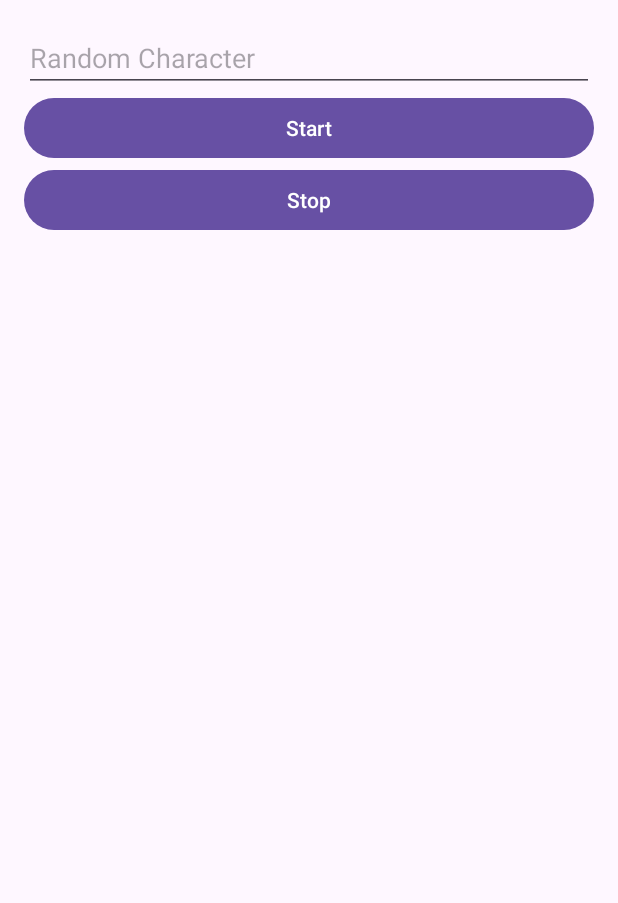
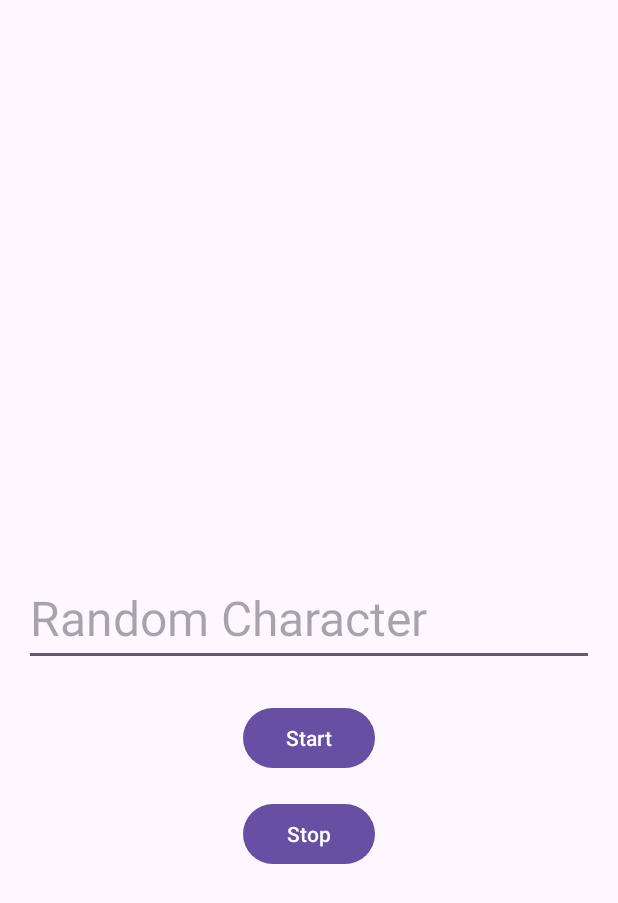
Before and after one commit to mora-suekko/lab8, an Android app: the screen it shows after launch (MainActivity), on a phone screen of 412 x 824 dp. Shown: the top 903 px of the screen. Run offline under Robolectric (Android 15) with nearby library versions, the phone set to English and light mode, and no system bars.

Commit message:
кнопа старт стоп

```diff
--- a/app/src/main/res/layout/activity_main.xml
+++ b/app/src/main/res/layout/activity_main.xml
@@ -1,30 +1,42 @@
 <?xml version="1.0" encoding="utf-8"?>
-<LinearLayout xmlns:android="http://schemas.android.com/apk/res/android"
+<androidx.constraintlayout.widget.ConstraintLayout xmlns:android="http://schemas.android.com/apk/res/android"
+    xmlns:app="http://schemas.android.com/apk/res-auto"
+    xmlns:tools="http://schemas.android.com/tools"
     android:layout_width="match_parent"
     android:layout_height="match_parent"
-    android:orientation="vertical"
     android:padding="16dp"
-    android:id="@+id/main">
+    tools:context=".MainActivity">
 
     <EditText
         android:id="@+id/editText_randomCharacter"
-        android:layout_width="match_parent"
+        android:layout_width="0dp"
         android:layout_height="wrap_content"
         android:hint="Random Character"
-        android:focusable="false"
-        android:inputType="none"/>
+        android:inputType="none"
+        android:textSize="32sp"
+        app:layout_constraintBottom_toBottomOf="parent"
+        app:layout_constraintEnd_toEndOf="parent"
+        app:layout_constraintStart_toStartOf="parent"
+        app:layout_constraintTop_toTopOf="parent" />
 
     <Button
         android:id="@+id/button_start"
-        android:layout_width="match_parent"
+        android:layout_width="wrap_content"
         android:layout_height="wrap_content"
         android:text="Start"
-        android:onClick="onClick"/>
+        app:layout_constraintTop_toBottomOf="@id/editText_randomCharacter"
+        app:layout_constraintStart_toStartOf="parent"
+        app:layout_constraintEnd_toEndOf="parent"
+        android:layout_marginTop="24dp" />
 
     <Button
         android:id="@+id/button_end"
-        android:layout_width="match_parent"
+        android:layout_width="wrap_content"
         android:layout_height="wrap_content"
         android:text="Stop"
-        android:onClick="onClick"/>
-</LinearLayout>
+        app:layout_constraintTop_toBottomOf="@id/button_start"
+        app:layout_constraintStart_toStartOf="parent"
+        app:layout_constraintEnd_toEndOf="parent"
+        android:layout_marginTop="16dp" />
+
+</androidx.constraintlayout.widget.ConstraintLayout>
```
